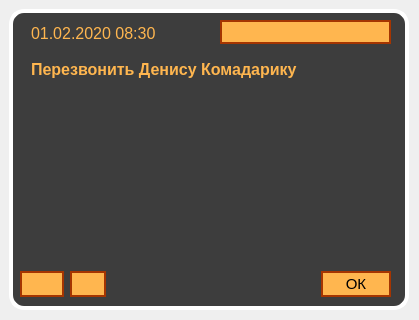
First picture: the form in PopupReminder.ui, repository okostynchuk/Outcall, before the edit.
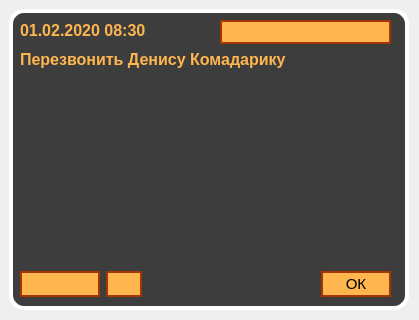
Second picture: the form after the edit. Icons and pictures are not drawn.

Commit message: time and note divided + some GUI corrections

Diff of the .ui file:
```diff
--- a/PopupReminder.ui
+++ b/PopupReminder.ui
@@ -56,10 +56,10 @@
   <widget class="QLabel" name="lblText">
    <property name="geometry">
     <rect>
-     <x>-10</x>
-     <y>20</y>
-     <width>411</width>
-     <height>251</height>
+     <x>20</x>
+     <y>50</y>
+     <width>371</width>
+     <height>211</height>
     </rect>
    </property>
    <property name="minimumSize">
@@ -87,12 +87,11 @@
    <property name="styleSheet">
     <string notr="true">*{
 color: #ffb64f;
-margin: 0px  auto;
 text-align: center;
 }</string>
    </property>
    <property name="text">
-    <string>&lt;html&gt;&lt;head/&gt;&lt;body&gt;&lt;p&gt;01.02.2020 08:30&lt;br/&gt;&lt;br/&gt;&lt;span style=&quot; font-weight:600;&quot;&gt;Перезвонить Денису Комадарику&lt;/span&gt;&lt;/p&gt;&lt;/body&gt;&lt;/html&gt;</string>
+    <string>&lt;html&gt;&lt;head/&gt;&lt;body&gt;&lt;p&gt;&lt;span style=&quot; font-weight:600;&quot;&gt;Перезвонить Денису Комадарику&lt;/span&gt;&lt;/p&gt;&lt;/body&gt;&lt;/html&gt;</string>
    </property>
    <property name="textFormat">
     <enum>Qt::RichText</enum>
@@ -179,7 +178,7 @@
      <widget class="QPushButton" name="callButton">
       <property name="minimumSize">
        <size>
-        <width>26</width>
+        <width>80</width>
         <height>26</height>
        </size>
       </property>
@@ -196,7 +195,15 @@
 background-color: #ffb64f;
 border: 1.5px solid #a53501;
 color: black;
-}</string>
+}
+
+QToolTip {
+	background-color: white;
+	border-width: 1px;
+	border-radius: 0px;
+	border-style: solid;
+	border-color: grey;
+    }</string>
       </property>
       <property name="text">
        <string/>
@@ -232,7 +239,15 @@
 background-color: #ffb64f;
 border: 1.5px solid #a53501;
 color: black;
-}</string>
+}
+
+QToolTip {
+	background-color: white;
+	border-width: 1px;
+	border-radius: 0px;
+	border-style: solid;
+	border-color: grey;
+    }</string>
       </property>
       <property name="text">
        <string/>
@@ -301,6 +316,35 @@
     </item>
    </layout>
   </widget>
+  <widget class="QLabel" name="labelTime">
+   <property name="geometry">
+    <rect>
+     <x>20</x>
+     <y>20</y>
+     <width>171</width>
+     <height>21</height>
+    </rect>
+   </property>
+   <property name="font">
+    <font>
+     <pointsize>15</pointsize>
+    </font>
+   </property>
+   <property name="layoutDirection">
+    <enum>Qt::LeftToRight</enum>
+   </property>
+   <property name="styleSheet">
+    <string notr="true">*{
+color: #ffb64f;
+}</string>
+   </property>
+   <property name="text">
+    <string>&lt;html&gt;&lt;head/&gt;&lt;body&gt;&lt;p&gt;&lt;span style=&quot; font-size:12pt; font-weight:600;&quot;&gt;01.02.2020 08:30&lt;/span&gt;&lt;/p&gt;&lt;/body&gt;&lt;/html&gt;</string>
+   </property>
+   <property name="alignment">
+    <set>Qt::AlignLeading|Qt::AlignLeft|Qt::AlignVCenter</set>
+   </property>
+  </widget>
  </widget>
  <resources>
   <include location="images.qrc"/>
```
Left out of the diff: 11 changed lines with no effect on the pictures. The commit also changes 1 other file.
